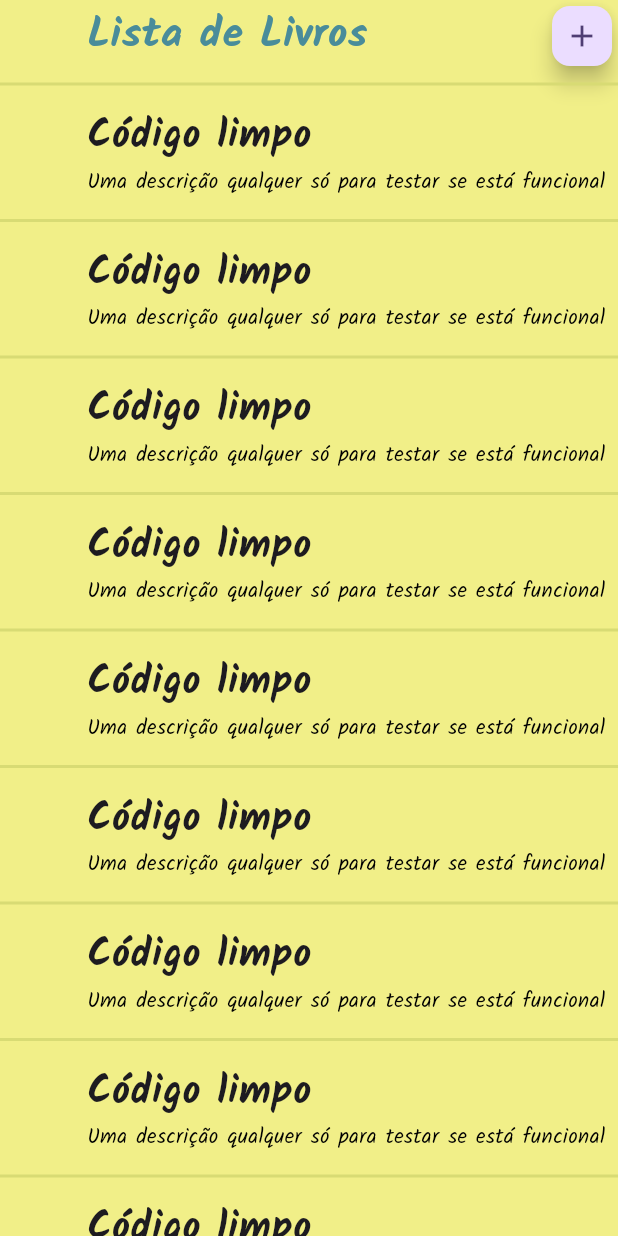
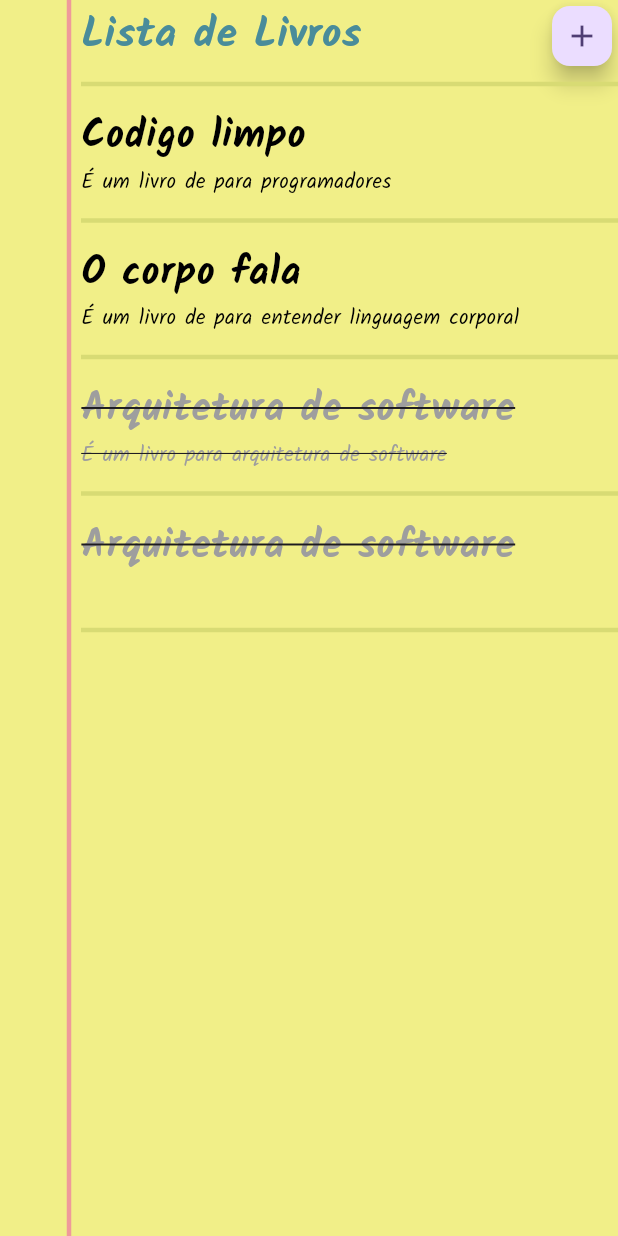
Before and after one commit to maurici01/ListaDeLeitura, a Flutter app: the screen it shows after launch, on a phone screen of 412 x 824 dp. Run offline on Flutter 3.47's test engine with Material 3 defaults, Android fonts, the phone set to English and light mode, and no system bars; our stand-ins replace google_fonts.

Commit message:
feat: add livro_model e lista_livro

```diff
--- a/analysis_options.yaml
+++ b/analysis_options.yaml
@@ -7,6 +7,9 @@
 
 # The following line activates a set of recommended lints for Flutter apps,
 # packages, and plugins designed to encourage good coding practices.
+analyzer:
+  errors:
+    avoid_print: ignore
 include: package:flutter_lints/flutter.yaml
 
 linter:
@@ -23,6 +26,5 @@ linter:
   rules:
     # avoid_print: false  # Uncomment to disable the `avoid_print` rule
     # prefer_single_quotes: true  # Uncomment to enable the `prefer_single_quotes` rule
-
 # Additional information about this file can be found at
 # https://dart.dev/guides/language/analysis-options
--- /dev/null
+++ b/lib/models/livro_model.dart
@@ -0,0 +1,26 @@
+class LivroModel {
+  final String titulo;
+  String descricao;
+  bool lido;
+
+  LivroModel({required this.titulo, this.descricao = '', this.lido = false});
+}
+
+final listaLivrosMock = [
+  LivroModel(
+    titulo: 'Codigo limpo',
+    descricao: 'É um livro de para programadores',
+    lido: false,
+  ),
+  LivroModel(
+    titulo: 'O corpo fala',
+    descricao: 'É um livro de para entender linguagem corporal',
+    lido: false,
+  ),
+  LivroModel(
+    titulo: 'Arquitetura de software',
+    descricao: 'É um livro para arquitetura de software',
+    lido: true,
+  ),
+  LivroModel(titulo: 'Arquitetura de software', lido: true),
+];
--- a/lib/pages/lista_livros_page.dart
+++ b/lib/pages/lista_livros_page.dart
@@ -1,5 +1,7 @@
 import 'package:flutter/material.dart';
+import 'package:listadeleitura/models/livro_model.dart';
 import 'package:listadeleitura/widgets/linha_horizontal.dart';
+import 'package:listadeleitura/widgets/lista_livro.dart';
 
 class ListaLivroPage extends StatefulWidget {
   const ListaLivroPage({super.key});
@@ -14,13 +16,19 @@ class _ListaLivroPageState extends State<ListaLivroPage> {
     return Scaffold(
       backgroundColor: Color(0xFFF1EF88),
       body: SafeArea(
-        child: SingleChildScrollView(
-          child: Stack(
-            children: [
-              Column(
+        child: Row(
+          crossAxisAlignment: CrossAxisAlignment.start,
           children: [
             Padding(
-                    padding: const EdgeInsets.only(left: 58),
+              padding: const EdgeInsets.only(left: 38),
+              child: VerticalDivider(color: Colors.red[200], thickness: 3),
+            ),
+            Expanded(
+              child: SingleChildScrollView(
+                child: Column(
+                  children: [
+                    Padding(
+                      padding: const EdgeInsets.only(left: 0),
                       child: Row(
                         mainAxisAlignment: MainAxisAlignment.spaceBetween,
                         children: [
@@ -41,47 +49,13 @@ class _ListaLivroPageState extends State<ListaLivroPage> {
                       ),
                     ),
                     LinhaHorizontal(),
-                  ListView.separated(
-                    shrinkWrap: true,
-                    itemBuilder: (context, i) {
-                      return ListTile(
-                        title: Padding(
-                          padding: const EdgeInsets.only(left: 58.0),
-                          child: Text(
-                            'Código limpo',
-                            style: TextStyle(
-                              fontSize: 26,
-                              fontWeight: FontWeight.bold,
+                    ListaLivro(listaLivros: listaLivrosMock),
+                    LinhaHorizontal(),
+                  ],
                 ),
               ),
             ),
-                        subtitle: Padding(
-                          padding: const EdgeInsets.only(left: 58.0),
-                          child: Text(
-                            'Uma descrição qualquer só para testar se está funcional',
-                            overflow: TextOverflow.ellipsis,
-                            maxLines: 1,
-                            style: TextStyle(color: Colors.black),
-                          ),
-                        ),
-                        visualDensity: VisualDensity.compact,
-                        contentPadding: EdgeInsets.all(0),
-                      );
-                    },
-                    separatorBuilder: (context, i) {
-                      return LinhaHorizontal();
-                    },
-                    itemCount: 35,
-                  ),
-                  LinhaHorizontal(),
           ],
-              ),
-              Padding(
-                padding: const EdgeInsets.only(left: 38.0),
-                child: VerticalDivider(color: Colors.red[200], thickness: 3),
-              ),
-            ],
-          ),
         ),
       ),
     );
--- a/lib/widgets/linha_horizontal.dart
+++ b/lib/widgets/linha_horizontal.dart
@@ -5,6 +5,6 @@ class LinhaHorizontal extends StatelessWidget {
 
   @override
   Widget build(BuildContext context) {
-    return Divider(color: Color(0xFFD8DB74), thickness: 2);
+    return Divider(color: Color(0xFFD8DB74), thickness: 3);
   }
 }
--- /dev/null
+++ b/lib/widgets/lista_livro.dart
@@ -0,0 +1,51 @@
+import 'package:flutter/material.dart';
+import 'package:listadeleitura/models/livro_model.dart';
+import 'package:listadeleitura/widgets/linha_horizontal.dart';
+
+class ListaLivro extends StatelessWidget {
+  const ListaLivro({super.key, required this.listaLivros});
+
+  final List<LivroModel> listaLivros;
+  @override
+  Widget build(BuildContext context) {
+    return ListView.separated(
+      physics: NeverScrollableScrollPhysics(),
+      shrinkWrap: true,
+      itemBuilder: (context, i) {
+        final livro = listaLivros[i];
+        return ListTile(
+          title: Padding(
+            padding: const EdgeInsets.only(left: 0),
+            child: Text(
+              livro.titulo,
+              style: TextStyle(
+                color: livro.lido ? Colors.grey : Colors.black,
+                fontSize: 26,
+                fontWeight: FontWeight.bold,
+                decoration: livro.lido ? TextDecoration.lineThrough : null,
+              ),
+            ),
+          ),
+          subtitle: Padding(
+            padding: const EdgeInsets.only(left: 0),
+            child: Text(
+              livro.descricao,
+              overflow: TextOverflow.ellipsis,
+              maxLines: 1,
+              style: TextStyle(
+                color: livro.lido ? Colors.grey : Colors.black,
+                decoration: livro.lido ? TextDecoration.lineThrough : null,
+              ),
+            ),
+          ),
+          visualDensity: VisualDensity.compact,
+          contentPadding: EdgeInsets.all(0),
+        );
+      },
+      separatorBuilder: (context, i) {
+        return LinhaHorizontal();
+      },
+      itemCount: listaLivros.length,
+    );
+  }
+}
```
Lines whose indentation alone changed are shown as unchanged.
